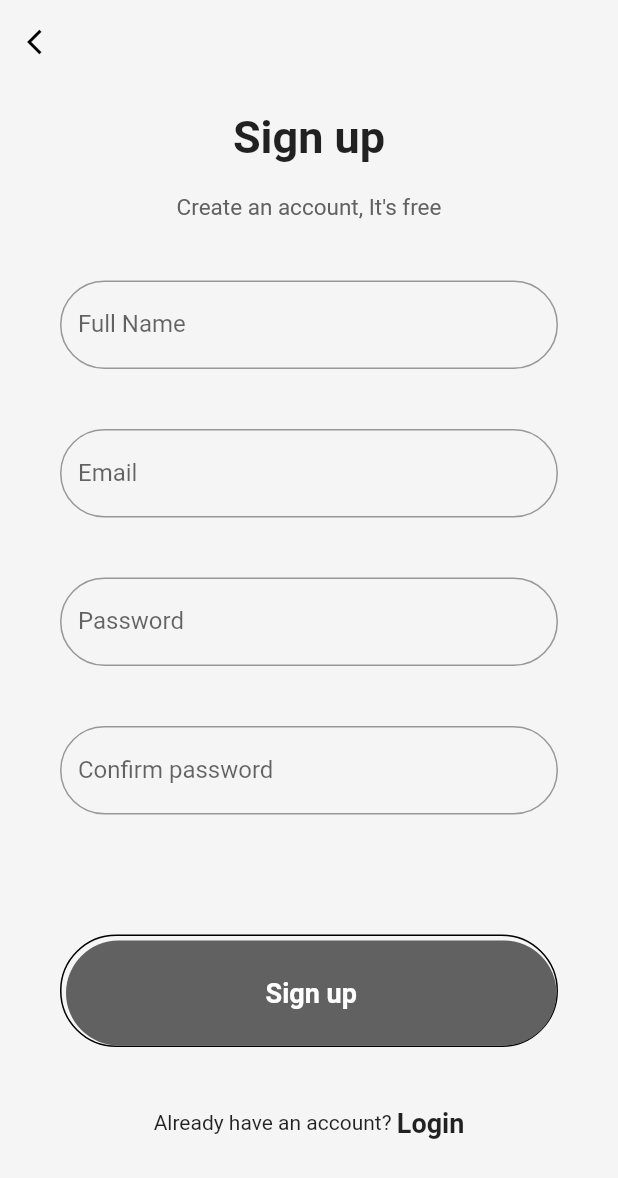
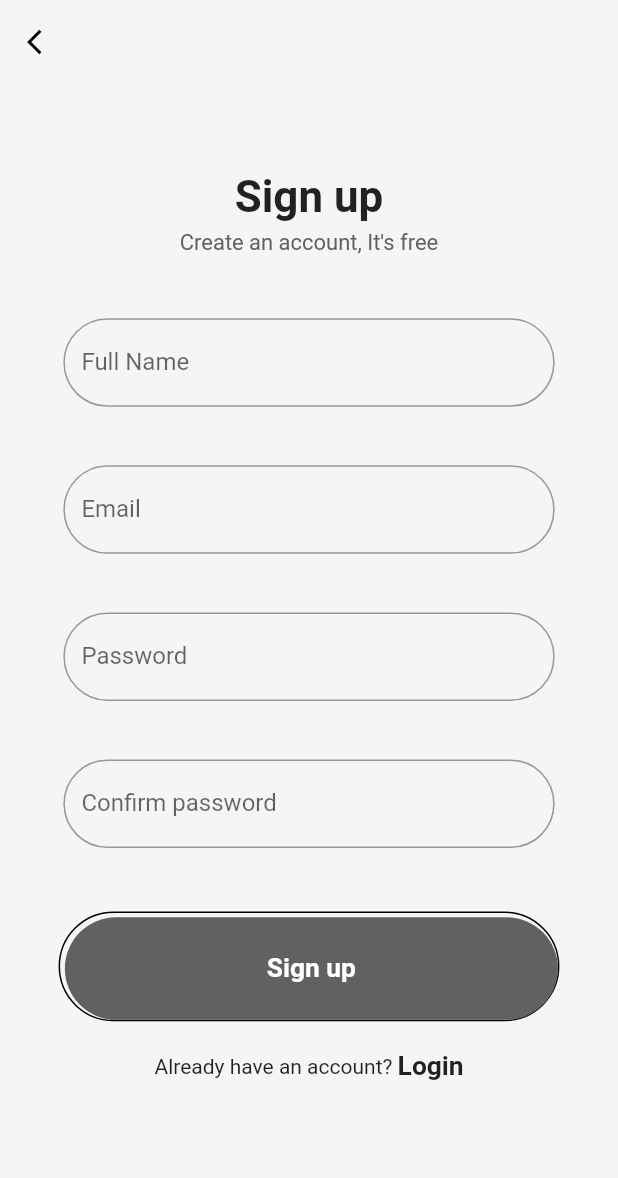
Before and after one commit to Khurshidddbek/debt_app, a Flutter app: the SignUpPage screen opened by its route, on a phone screen of 412 x 824 dp. Shown: the top 1178 px of the screen. Run offline on Flutter 3.47's test engine with Material 2 defaults, Android fonts, the light colour scheme and no system bars; our stand-ins replace animate_do, cloud_firestore, device_info, firebase_auth, firebase_core, flutter_advanced_drawer and 7 more; missing offline and left inert: align_positioned, pattern_formatter; accounts and stored records are empty.

Commit message:
The responsiveness of Sign in and Sign up Page has been corrected.

```diff
--- a/lib/pages/authentication/signup_page.dart
+++ b/lib/pages/authentication/signup_page.dart
@@ -4,6 +4,7 @@ import 'package:provider/provider.dart';
 import 'package:qarz_app/pages/home_page.dart';
 import 'package:qarz_app/services/authentication/validator.dart';
 import 'package:qarz_app/viewmodel/Authentication/signup_view_model.dart';
+import 'package:flutter_screenutil/flutter_screenutil.dart';
 
 class SignUpPage extends StatefulWidget {
   static final String id = 'signup_page';
@@ -53,28 +54,29 @@ class _SignUpPageState extends State<SignUpPage> {
                     children: [
                       Column(
                         children: [
-                          // Text: Login
+                          // Text: Sign up
                           Column(
                             children: [
                               Text(
                                 'Sign up',
                                 style: TextStyle(
-                                    fontSize: 30, fontWeight: FontWeight.bold),
+                                    fontSize: 30.sp, fontWeight: FontWeight.bold),
                               ),
                               SizedBox(
-                                height: 20,
+                                height: 5.h,
                               ),
                               Text(
                                 "Create an account, It's free",
                                 style: TextStyle(
-                                    fontSize: 15, color: Colors.grey[700]),
+                                    fontSize: 15.sp, color: Colors.grey[700]),
                               ),
                             ],
                           ),
 
                           // Form
                           Padding(
-                            padding: EdgeInsets.all(40),
+                            //padding: EdgeInsets.all(40),
+                            padding: EdgeInsets.all(ScreenUtil().setWidth(40)),
                             child: Form(
                               key: SignUpViewModel.formKey,
                               child: Column(
@@ -82,17 +84,17 @@ class _SignUpPageState extends State<SignUpPage> {
                                   makeInput(viewModel.nameController,
                                       'Full Name', viewModel, false),
                                   SizedBox(
-                                    height: 40,
+                                    height: 40.h,
                                   ),
                                   makeInput(viewModel.emailController, 'Email',
                                       viewModel, false),
                                   SizedBox(
-                                    height: 40,
+                                    height: 40.h,
                                   ),
                                   makeInput(viewModel.passwordController,
                                       'Password', viewModel, true),
                                   SizedBox(
-                                    height: 40,
+                                    height: 40.h,
                                   ),
                                   makeInput(viewModel.confirmPasswordController,
                                       'Confirm password', viewModel, true),
@@ -103,11 +105,12 @@ class _SignUpPageState extends State<SignUpPage> {
 
                           // Button : Sign up
                           Padding(
-                            padding: EdgeInsets.all(40),
+                            //padding: EdgeInsets.all(40),
+                            padding: EdgeInsets.symmetric(horizontal: 40.h),
                             child: Container(
-                              padding: EdgeInsets.only(top: 3, left: 3),
+                              padding: EdgeInsets.only(top: 3.h, left: 3.w),
                               decoration: BoxDecoration(
-                                  borderRadius: BorderRadius.circular(50),
+                                  borderRadius: BorderRadius.circular(50.r),
                                   border: Border(
                                     bottom: BorderSide(color: Colors.black),
                                     top: BorderSide(color: Colors.black),
@@ -115,23 +118,25 @@ class _SignUpPageState extends State<SignUpPage> {
                                     right: BorderSide(color: Colors.black),
                                   )),
                               child: MaterialButton(
-                                height: 70,
+                                height: 70.h,
                                 minWidth: double.infinity,
                                 child: Text(
                                   'Sign up',
                                   style: TextStyle(
                                       color: Colors.white,
                                       fontWeight: FontWeight.w600,
-                                      fontSize: 18),
+                                      fontSize: 18.sp),
                                 ),
                                 onPressed: viewModel.doSingUp,
                                 color: Colors.grey[700],
                                 elevation: 0,
                                 shape: RoundedRectangleBorder(
-                                    borderRadius: BorderRadius.circular(50)),
+                                    borderRadius: BorderRadius.circular(50.r)),
                               ),
                             ),
                           ),
+
+                          SizedBox(height: 20.h,),
 
                           // Buton : Sign in
                           GestureDetector(
@@ -150,14 +155,14 @@ class _SignUpPageState extends State<SignUpPage> {
                                   "Login",
                                   style: TextStyle(
                                       fontWeight: FontWeight.w600,
-                                      fontSize: 18),
+                                      fontSize: 18.sp),
                                 ),
                               ],
                             ),
                           ),
 
                           SizedBox(
-                            height: 103,
+                            height: 103.h,
                           ),
                         ],
                       ),
@@ -170,7 +175,7 @@ class _SignUpPageState extends State<SignUpPage> {
               viewModel.isLoading
                   ? Center(
                       child: CupertinoActivityIndicator(
-                      radius: 40,
+                      radius: 40.r,
                     ))
                   : SizedBox.shrink(),
             ],
@@ -191,11 +196,11 @@ class _SignUpPageState extends State<SignUpPage> {
           labelText: _labelText,
           labelStyle: TextStyle(letterSpacing: 0),
           border: OutlineInputBorder(
-            borderRadius: BorderRadius.circular(30),
+            borderRadius: BorderRadius.circular(30.r),
             gapPadding: 0,
           ),
           errorBorder: OutlineInputBorder(
-            borderRadius: BorderRadius.circular(30),
+            borderRadius: BorderRadius.circular(30.r),
             gapPadding: 0,
             borderSide: BorderSide(
               color: Colors.red,
```
Also changed, not shown: lib/pages/authentication/signin_page.dart (+19 -18 lines).
